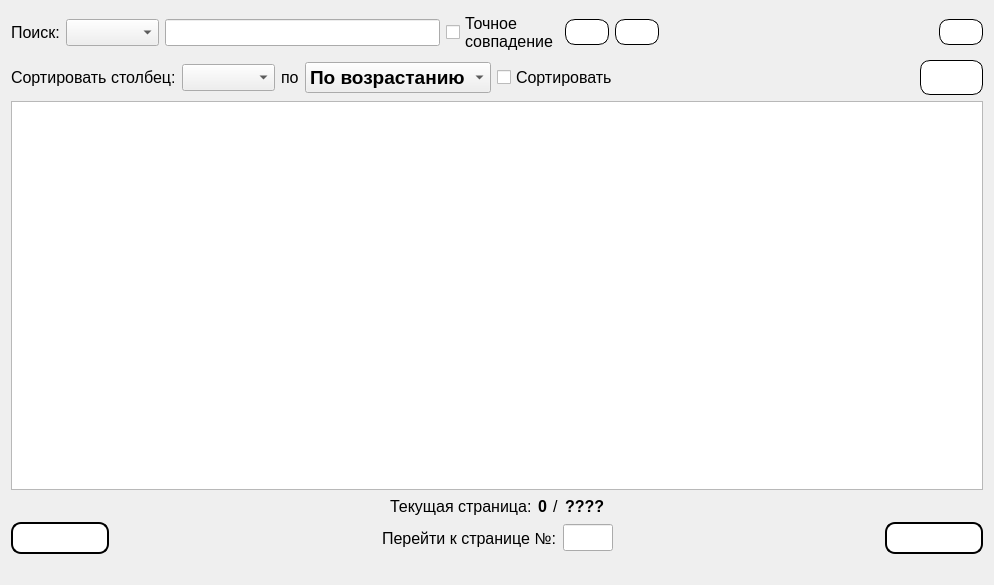
MyEdit/Casino_Client, file Gui/TabWidgets/Player/playercredits.ui: the form before one commit.
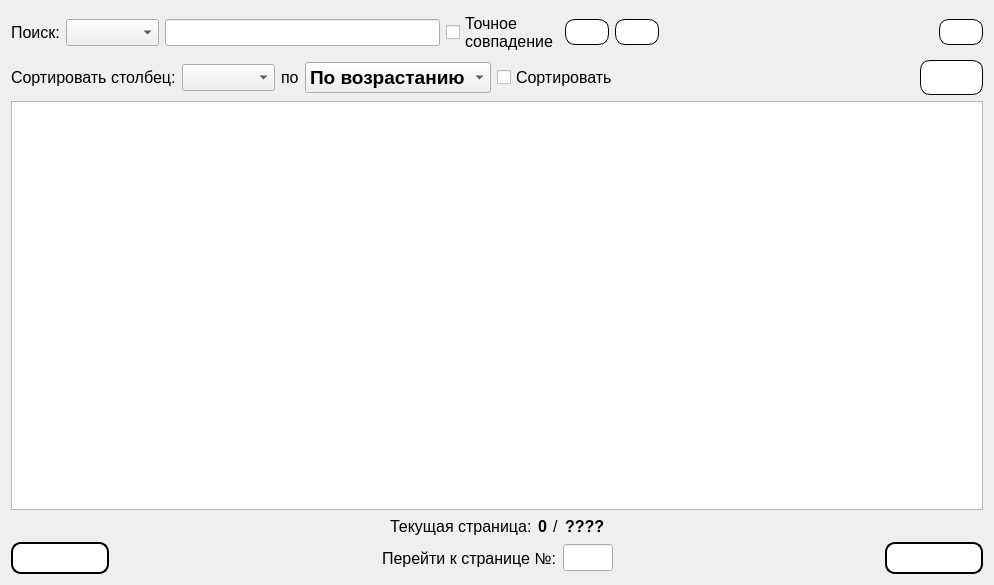
The form after the commit. Icons and pictures are not drawn.

```diff
--- a/Gui/TabWidgets/Player/playercredits.ui
+++ b/Gui/TabWidgets/Player/playercredits.ui
@@ -567,13 +567,6 @@
      </item>
     </layout>
    </item>
-   <item>
-    <widget class="QLabel" name="status">
-     <property name="text">
-      <string/>
-     </property>
-    </widget>
-   </item>
   </layout>
  </widget>
  <resources>
```
Left out of the diff: 14 changed lines with no effect on the pictures.
